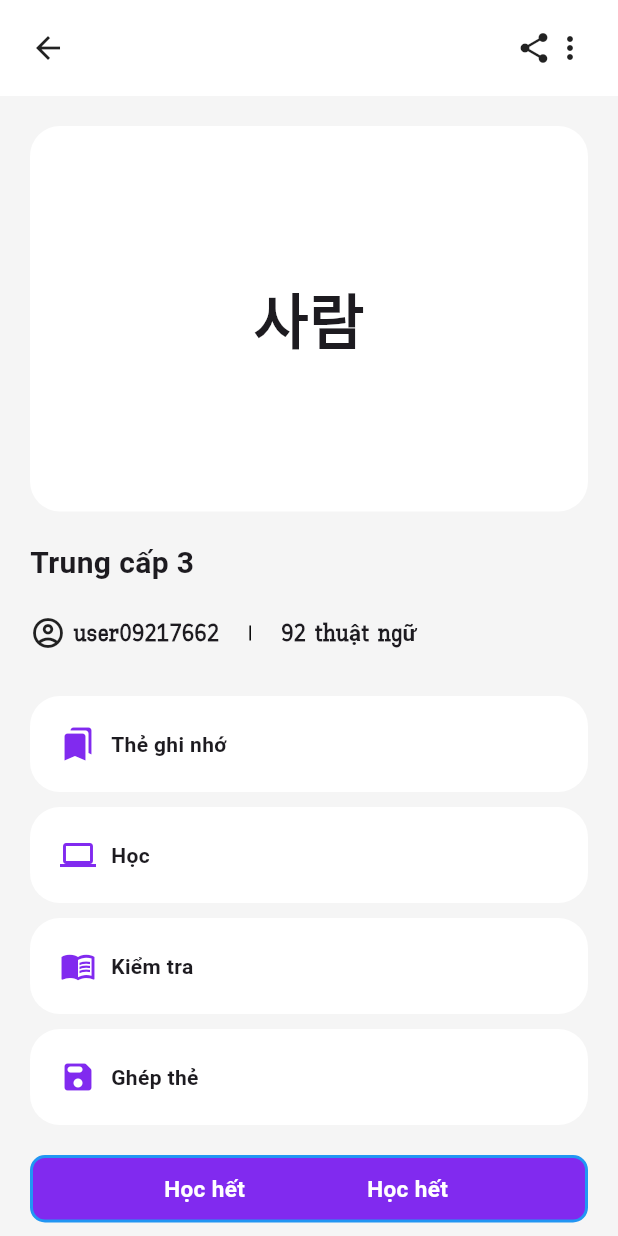
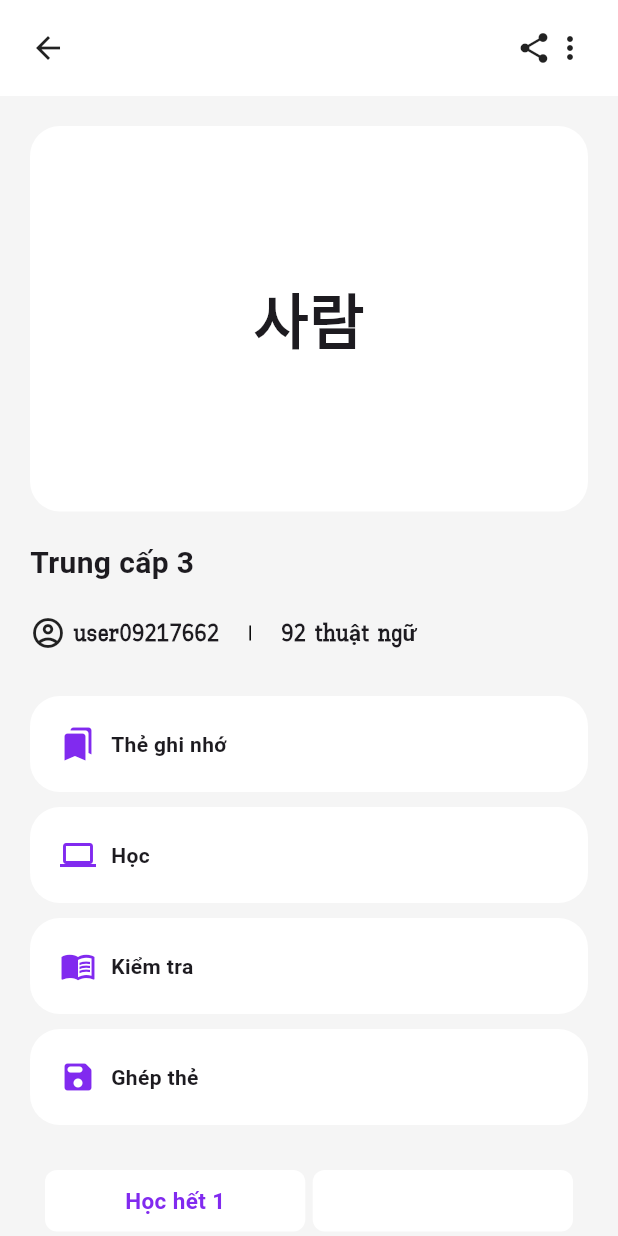
Before and after one commit to quangthangit/Vocab-Korea, a Flutter app: the HomeLesson screen opened by its route, on a phone screen of 412 x 824 dp. Run offline on Flutter 3.47's test engine with Material 3 defaults, Android fonts, the phone set to English and light mode, and no system bars; our stand-ins replace curved_navigation_bar.

Commit message:
update homelesson

```diff
--- /dev/null
+++ b/lib/data_test/vocabulary_data.dart
@@ -0,0 +1,10 @@
+import 'package:vocabkpop/models/Vocabulary.dart';
+
+List<Vocabulary> vocabularyList = [
+  Vocabulary(0, korean: '사람', vietnamese: 'người'),
+  Vocabulary(0, korean: '사랑', vietnamese: 'tình yêu'),
+  Vocabulary(0, korean: '학교', vietnamese: 'trường học'),
+  Vocabulary(1, korean: '친구', vietnamese: 'bạn bè'),
+  Vocabulary(0, korean: '고양이', vietnamese: 'mèo'),
+  Vocabulary(1, korean: '개', vietnamese: 'chó'),
+];
--- /dev/null
+++ b/lib/models/Vocabulary.dart
@@ -0,0 +1,7 @@
+class Vocabulary {
+  final String korean;
+  final String vietnamese;
+  final int star;
+
+  Vocabulary(this.star, {required this.korean, required this.vietnamese});
+}
--- a/lib/pages/HomeLesson.dart
+++ b/lib/pages/HomeLesson.dart
@@ -1,143 +1,214 @@
 import 'package:flutter/material.dart';
+import 'package:vocabkpop/data_test/vocabulary_data.dart';
 import 'package:vocabkpop/widget/HomeLessonBar.dart';
 
-class HomeLesson extends StatelessWidget {
+class HomeLesson extends StatefulWidget {
   const HomeLesson({super.key});
+
+  @override
+  _HomeLessonState createState() => _HomeLessonState();
+}
+
+class _HomeLessonState extends State<HomeLesson> {
+  int selectedContainer = -1;
+
+  void _onContainerTap(int index) {
+    setState(() {
+      selectedContainer = index;
+    });
+  }
 
   @override
   Widget build(BuildContext context) {
     return Scaffold(
-      backgroundColor: Color(0xFFF5F5F5),
+      backgroundColor: const Color(0xFFF5F5F5),
       body: SafeArea(
-        child: ListView (
+        child: ListView(
           children: [
             const HomeLessonBar(),
             Container(
-              margin: EdgeInsets.all(20),
-              padding: EdgeInsets.symmetric(vertical: 100),
+              margin: const EdgeInsets.all(20),
+              padding: const EdgeInsets.symmetric(vertical: 100),
               decoration: BoxDecoration(
                 color: Colors.white,
-                borderRadius: BorderRadius.circular(20)
+                borderRadius: BorderRadius.circular(20),
               ),
               child: const Center(
-                child: Text('사람',style: TextStyle(fontSize: 40,fontWeight: FontWeight.bold),),
+                child: Text(
+                  '사람',
+                  style: TextStyle(fontSize: 40, fontWeight: FontWeight.bold),
+                ),
               ),
             ),
             Container(
-              margin: EdgeInsets.only(left: 20),
-              child: Text('Trung cấp 3',style: TextStyle(fontWeight: FontWeight.bold,fontSize: 20),),
+              margin: const EdgeInsets.only(left: 20),
+              child: const Text(
+                'Trung cấp 3',
+                style: TextStyle(fontWeight: FontWeight.bold, fontSize: 20),
+              ),
             ),
             Container(
-              margin: EdgeInsets.all(20),
+              margin: const EdgeInsets.all(20),
               child: Row(
                 children: [
                   const Row(
                     children: [
                       Icon(Icons.account_circle_outlined),
-                      SizedBox(width: 5,),
-                      Text('user09217662',style: TextStyle(fontSize: 15,fontFamily: 'KayPhoDu',fontWeight: FontWeight.bold))
+                      SizedBox(width: 5),
+                      Text(
+                        'user09217662',
+                        style: TextStyle(
+                          fontSize: 15,
+                          fontFamily: 'KayPhoDu',
+                          fontWeight: FontWeight.bold,
+                        ),
+                      )
                     ],
                   ),
-                  SizedBox(width: 20,),
+                  const SizedBox(width: 20),
                   Container(
                     width: 1,
                     height: 10,
                     color: Colors.black,
                   ),
-                  SizedBox(width: 20,),
-                  Text('92 thuật ngữ',style: TextStyle(fontSize: 15,fontFamily: 'KayPhoDu',fontWeight: FontWeight.bold)),
-                ],
-              ),
-            ),
-            Container(
-              margin: EdgeInsets.only(left: 20,right: 20,top: 10),
-              padding: EdgeInsetsDirectional.all(20),
-              decoration: BoxDecoration(
-                borderRadius: BorderRadius.circular(20),
-                color: Colors.white
-              ),
-              child: Row(
-                children: [
-                  Icon(Icons.bookmarks,color: Color(0xFF812AEF),),
-                  SizedBox(width: 10,),
-                  Text('Thẻ ghi nhớ',style: TextStyle(fontWeight: FontWeight.bold),)
-                ],
-              ),
-            ),
-            Container(
-              margin: EdgeInsets.only(left: 20,right: 20,top: 10),
-              padding: EdgeInsetsDirectional.all(20),
-              decoration: BoxDecoration(
-                  borderRadius: BorderRadius.circular(20),
-                  color: Colors.white
-              ),
-              child: Row(
-                children: [
-                  Icon(Icons.computer,color: Color(0xFF812AEF),),
-                  SizedBox(width: 10,),
-                  Text('Học',style: TextStyle(fontWeight: FontWeight.bold),)
-                ],
-              ),
-            ),
-            Container(
-              margin: EdgeInsets.only(left: 20,right: 20,top: 10),
-              padding: EdgeInsetsDirectional.all(20),
-              decoration: BoxDecoration(
-                  borderRadius: BorderRadius.circular(20),
-                  color: Colors.white
-              ),
-              child: Row(
-                children: [
-                  Icon(Icons.menu_book,color: Color(0xFF812AEF),),
-                  SizedBox(width: 10,),
-                  Text('Kiểm tra',style: TextStyle(fontWeight: FontWeight.bold),)
-                ],
-              ),
-            ),
-            Container(
-              margin: EdgeInsets.only(left: 20,right: 20,top: 10),
-              padding: EdgeInsetsDirectional.all(20),
-              decoration: BoxDecoration(
-                  borderRadius: BorderRadius.circular(20),
-                  color: Colors.white
-              ),
-              child: Row(
-                children: [
-                  Icon(Icons.save_rounded,color: Color(0xFF812AEF),),
-                  SizedBox(width: 10,),
-                  Text('Ghép thẻ',style: TextStyle(fontWeight: FontWeight.bold),)
-                ],
-              ),
-            ),
-            Container(
-              margin: EdgeInsets.only(left: 20,top: 20,right: 20),
-              padding: EdgeInsetsDirectional.all(10),
-              decoration: BoxDecoration(
-                borderRadius: BorderRadius.circular(10),
-                color: Color(0xFF812AEF),
-                border: Border.all(
-                  color: Colors.blue,
-                  width: 2,
-                ),
-              ),
-              child: Row(
-                mainAxisAlignment: MainAxisAlignment.spaceEvenly,
-                children: [
-                  Container(
-                    child: Center(
-                      child: Text('Học hết ',style: TextStyle(color: Colors.white,fontWeight: FontWeight.bold,fontSize: 15),),
-                    ),
-                  ),
-                  Container(
-                    child: Center(
-                      child: Text('Học hết ',style: TextStyle(color: Colors.white,fontWeight: FontWeight.bold,fontSize: 15),),
+                  const SizedBox(width: 20),
+                  const Text(
+                    '92 thuật ngữ',
+                    style: TextStyle(
+                      fontSize: 15,
+                      fontFamily: 'KayPhoDu',
+                      fontWeight: FontWeight.bold,
                     ),
                   ),
                 ],
               ),
-            )
+            ),
+            ...List.generate(4, (index) {
+              List<String> titles = ['Thẻ ghi nhớ', 'Học', 'Kiểm tra', 'Ghép thẻ'];
+              return Container(
+                margin: const EdgeInsets.only(left: 20, right: 20, top: 10),
+                padding: const EdgeInsetsDirectional.all(20),
+                decoration: BoxDecoration(
+                  borderRadius: BorderRadius.circular(20),
+                  color: Colors.white,
+                ),
+                child: Row(
+                  children: [
+                    Icon(
+                      index == 0
+                          ? Icons.bookmarks
+                          : index == 1
+                          ? Icons.computer
+                          : index == 2
+                          ? Icons.menu_book
+                          : Icons.save_rounded,
+                      color: const Color(0xFF812AEF),
+                    ),
+                    const SizedBox(width: 10),
+                    Text(
+                      titles[index],
+                      style: const TextStyle(fontWeight: FontWeight.bold),
+                    ),
+                  ],
+                ),
+              );
+            }),
+            Container(
+              margin: const EdgeInsets.only(left: 20, top: 20, right: 20),
+              padding: const EdgeInsetsDirectional.all(10),
+              decoration: BoxDecoration(
+                borderRadius: BorderRadius.circular(10),
+                // border: Border.all(
+                //   color: Colors.blue,
+                //   width: 2,
+                // ),
+              ),
+              child: Row(
+                children: [
+                  Expanded(
+                    child: GestureDetector(
+                      onTap: () => _onContainerTap(0),
+                      child: Container(
+                        decoration: BoxDecoration(
+                          color: selectedContainer == 0 ? Color(0xFF812AEF) : const Color(0xFFFFFFFF),
+                          borderRadius: BorderRadius.circular(8),
+                        ),
+                        padding: EdgeInsets.all(10),
+                        child: Center(
+                          child: Text(
+                            'Học hết 1',
+                            style: TextStyle(
+                              color: selectedContainer == 0 ? Color(0xFFFFFFFF) : const Color(0xFF812AEF),
+                              fontWeight: FontWeight.bold,
+                              fontSize: 15,
+                            ),
+                          ),
+                        ),
+                      ),
+                    ),
+                  ),
+                  const SizedBox(width: 5),
+                  Expanded(
+                    child: GestureDetector(
+                      onTap: () => _onContainerTap(1),
+                      child: Container(
+                        decoration: BoxDecoration(
+                          color: selectedContainer == 1 ? Color(0xFF812AEF) : const Color(0xFFFFFFFF),
+                          borderRadius: BorderRadius.circular(8),
+                        ),
+                        padding: EdgeInsets.all(10),
+                        child: Center(
+                          child: Text(
+                            'Học hết 2',
+                            style: TextStyle(
+                              color: selectedContainer == 0 ? Color(0xFF812AEF) : const Color(0xFFFFFFFF),
+                              fontWeight: FontWeight.bold,
+                              fontSize: 15,
+                            ),
+                          ),
+                        ),
+                      ),
+                    ),
+                  ),
+                ],
+              ),
+            ),
+            ...vocabularyList.map((vocab) {
+              return Container(
+                margin: const EdgeInsets.only(right: 30,top: 20,left: 30),
+                padding: const EdgeInsets.symmetric(vertical: 40),
+                decoration: BoxDecoration(
+                  borderRadius: BorderRadius.circular(20),
+                  color: Colors.white,
+                ),
+                child: Row(
+                  mainAxisAlignment: MainAxisAlignment.spaceAround,
+                  children: [
+                    Column(
+                      children: [
+                        Text(
+                          vocab.korean,
+                          style: const TextStyle(fontSize: 20, fontWeight: FontWeight.bold),
+                        ),
+                        Text(
+                          vocab.vietnamese,
+                          style: const TextStyle(fontSize: 20, fontWeight: FontWeight.bold),
+                        ),
+                      ],
+                    ),
+                    Row(
+                      children: [
+                        Icon(Icons.volume_up_rounded),
+                        SizedBox(width: 20),
+                        (vocab.star == 1) ? Icon(Icons.star) : Icon(Icons.star_border_rounded)
+                      ],
+                    ),
+                  ],
+                ),
+              );
+            }).toList(),
           ],
-        )
+        ),
       ),
     );
   }
```
